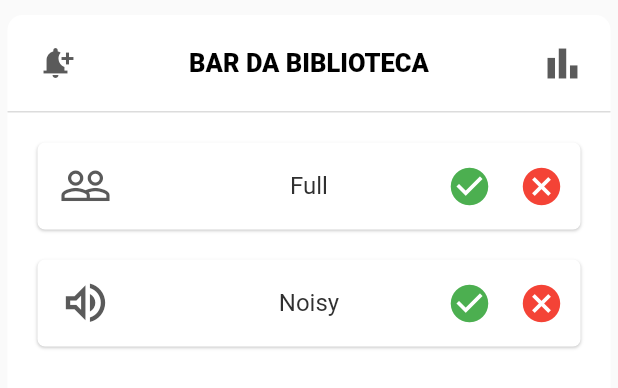
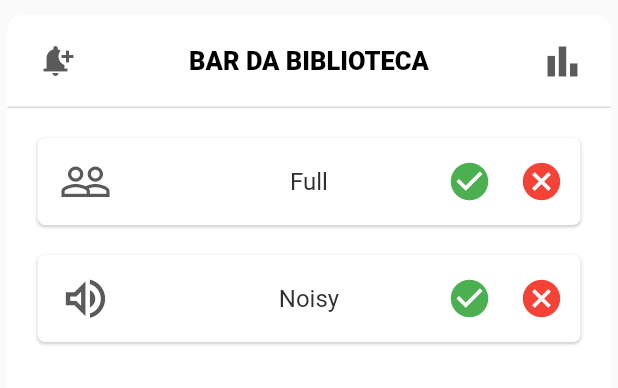
Before and after one commit to Miguel26-pixel/FEUP-ESOF, a Flutter app: the PointOfInterestPage widget shown alone on an empty page, opened directly with sample values from the repository, on a phone screen of 412 x 824 dp. Shown: the top 388 px of the screen. Run offline on Flutter 3.47's test engine with Material 2 defaults, Android fonts, the phone set to English and light mode, and no system bars; drawn by our look-alikes of auto_size_text; our stand-ins replace flutter_map, latlong2, location.

Commit message:
add: widget for bottom modal and bottom modal with header

```diff
--- a/src/lib/view/widget/poi.dart
+++ b/src/lib/view/widget/poi.dart
@@ -1,8 +1,8 @@
-import 'dart:math';
-
 import 'package:auto_size_text/auto_size_text.dart';
 import 'package:flutter/material.dart';
 import 'package:src/model/point.dart';
+import 'package:src/view/widget/rounded_bottom_modal.dart';
+import 'package:src/view/widget/titled_bottom_modal.dart';
 
 class PointOfInterestPage extends StatefulWidget {
   final PointOfInterest _poi;
@@ -91,30 +91,8 @@ class _PointOfInterestPageState extends State<PointOfInterestPage> {
       ),
     );
 
-    return ConstrainedBox(
-        constraints: BoxConstraints.tightFor(
-            height: min(400, MediaQuery.of(context).size.height)),
-        child: Container(
-          decoration: const BoxDecoration(
-              borderRadius: BorderRadius.all(Radius.circular(10)),
-              color: Colors.white),
-          height: 120,
-          // padding: EdgeInsets.symmetric(vertical: 10, horizontal: 5),
-          margin: const EdgeInsets.symmetric(horizontal: 5, vertical: 10),
-          child: Column(
-            children: [
-              Container(
-                padding: const EdgeInsets.all(8),
-                decoration: const BoxDecoration(
-                  color: Colors.transparent,
-                  border: Border(
-                    bottom: BorderSide(
-                      color: Color.fromARGB(255, 220, 220, 220),
-                      width: 1,
-                    ),
-                  ),
-                ),
-                child: Row(
+    return TitledBottomModal(
+      header: Row(
         children: [
           IconButton(
             icon: const Icon(Icons.notification_add),
@@ -130,7 +108,7 @@ class _PointOfInterestPageState extends State<PointOfInterestPage> {
           ),
         ],
       ),
-              ),
+      children: [
         Expanded(
           child: widget._poi.getAlerts().isEmpty
               ? const Center(
@@ -149,9 +127,8 @@ class _PointOfInterestPageState extends State<PointOfInterestPage> {
                   itemBuilder: buildAlertItem,
                   itemCount: widget._poi.getAlerts().length,
                 ),
-              )
+        ),
       ],
-          ),
-        ));
+    );
   }
 }
--- /dev/null
+++ b/src/lib/view/widget/rounded_bottom_modal.dart
@@ -0,0 +1,34 @@
+import 'dart:math';
+
+import 'package:flutter/material.dart';
+
+class RoundedBottomModal extends StatelessWidget {
+  final double _minWidth;
+  final Widget? _child;
+  const RoundedBottomModal({Key? key, double minWidth = 400, Widget? child})
+      : _minWidth = minWidth,
+        _child = child,
+        super(key: key);
+
+  @override
+  Widget build(BuildContext context) {
+    return ConstrainedBox(
+      constraints: BoxConstraints.tightFor(
+        height: min(_minWidth, MediaQuery.of(context).size.height),
+      ),
+      child: Container(
+        decoration: const BoxDecoration(
+          borderRadius: BorderRadius.all(
+            Radius.circular(10),
+          ),
+          color: Colors.white,
+        ),
+        margin: const EdgeInsets.symmetric(
+          horizontal: 5,
+          vertical: 10,
+        ),
+        child: _child,
+      ),
+    );
+  }
+}
--- /dev/null
+++ b/src/lib/view/widget/spontaneous_alert.dart
@@ -0,0 +1,18 @@
+import 'package:flutter/widgets.dart';
+import 'package:src/model/spontaneous_alert.dart';
+
+class SpontaneousAlertPage extends StatefulWidget {
+  final SpontaneousAlert _spontaneousAlert;
+  const SpontaneousAlertPage(final this._spontaneousAlert, {Key? key})
+      : super(key: key);
+
+  @override
+  State<SpontaneousAlertPage> createState() => _SpontaneousAlertPageState();
+}
+
+class _SpontaneousAlertPageState extends State<SpontaneousAlertPage> {
+  @override
+  Widget build(BuildContext context) {
+    return Container();
+  }
+}
--- /dev/null
+++ b/src/lib/view/widget/titled_bottom_modal.dart
@@ -0,0 +1,40 @@
+import 'package:flutter/material.dart';
+import 'package:src/view/widget/rounded_bottom_modal.dart';
+
+class TitledBottomModal extends StatelessWidget {
+  final Widget? _header;
+  final List<Widget> _children;
+  const TitledBottomModal(
+      {Key? key, Widget? header, required List<Widget> children})
+      : _header = header,
+        _children = children,
+        super(key: key);
+
+  @override
+  Widget build(BuildContext context) {
+    List<Widget> children = [
+      Container(
+        padding: const EdgeInsets.all(8),
+        height: 62,
+        decoration: const BoxDecoration(
+          color: Colors.transparent,
+          border: Border(
+            bottom: BorderSide(
+              color: Color.fromARGB(255, 220, 220, 220),
+              width: 1,
+            ),
+          ),
+        ),
+        child: _header,
+      ),
+    ];
+
+    children.addAll(_children);
+
+    return RoundedBottomModal(
+      child: Column(
+        children: children,
+      ),
+    );
+  }
+}
```
Lines whose indentation alone changed are shown as unchanged.
